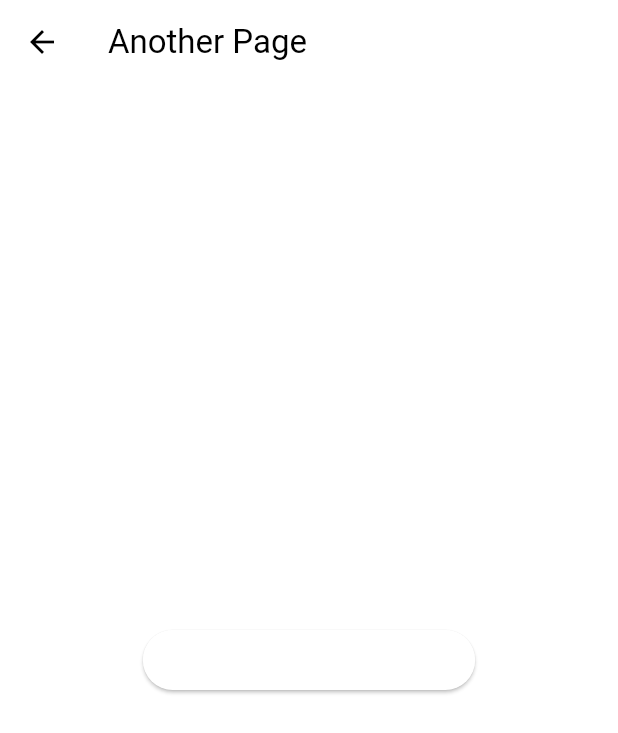
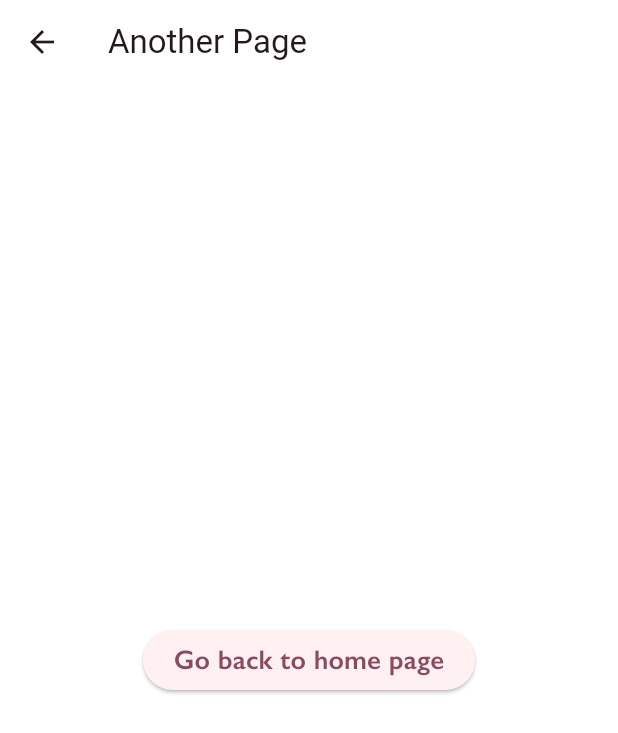
Before and after one commit to kang-theo/clone_test, a Flutter app: the RiverPodExample screen opened directly, after a tap on "Go to another page", on a phone screen of 412 x 824 dp. Shown: the top 733 px of the screen. Run offline on Flutter 3.47's test engine with Material 3 defaults, Android fonts, the light colour scheme and no system bars; our stand-ins replace flutter_riverpod, smooth_page_indicator.

Commit message:
refactor: refactor constants & themes

```diff
--- a/lib/main.dart
+++ b/lib/main.dart
@@ -2,7 +2,7 @@
 import 'package:flutter_riverpod/flutter_riverpod.dart';
 import 'package:mwu/routes/router_delegate.dart';
 import 'package:mwu/routes/router_info_parser.dart';
-import 'package:mwu/theme/theme.dart';
+import 'package:mwu/theme/theme_manager.dart';
 
 void main() {
   runApp(
@@ -33,7 +33,7 @@
   Widget build(BuildContext context) {
     return MaterialApp.router(
       title: 'MWU',
-      theme: AppTheme.theme,
+      theme: mwuTheme,
       routerDelegate: _routerDelegate,
       routeInformationParser: _routerInformationParser,
       debugShowCheckedModeBanner: false,
--- a/lib/scenes/app_launch/widgets/intro_slides.dart
+++ b/lib/scenes/app_launch/widgets/intro_slides.dart
@@ -2,10 +2,11 @@
 import 'dart:developer';
 
 import 'package:flutter/material.dart';
-import 'package:mwu/constants/colors.dart';
 import 'package:mwu/constants/images.dart';
 import 'package:mwu/constants/paddings.dart';
 import 'package:mwu/constants/texts.dart';
+import 'package:mwu/theme/color_manager.dart';
+import 'package:mwu/theme/theme_manager.dart';
 import 'package:smooth_page_indicator/smooth_page_indicator.dart';
 
 class IntroSlides extends StatefulWidget {
@@ -18,16 +19,18 @@
 }
 
 class _IntroSlidesState extends State<IntroSlides> {
-  int currentPageIndex = 1000;
+  // set as 1000000 as initial page index
+  // to leave enough buffer for backward swiping
+  int currentPageIndex = 1000000;
   final PageController pageController = PageController(initialPage: 1000);
 
   @override
   Widget build(BuildContext context) {
-    final appTitle = MWUTexts.launchFlowTexts.appTitle;
-    final primaryColor = Theme.of(context).colorScheme.primary;
-    final appTitleStyle = Theme.of(context).textTheme.titleSmall?.copyWith(
-          color: primaryColor,
-        );
+    final appTitle = context.appTitle;
+    final primaryColor = context.colorScheme.white;
+    final appTitleStyle = context.textTheme.titleSmall?.copyWith(
+      color: primaryColor,
+    );
     final appTitleBoldStyle = appTitleStyle?.copyWith(
       fontWeight: FontWeight.w700,
     );
@@ -125,7 +128,7 @@
   }
 
   List<Widget> buildSlideImages(BuildContext context) {
-    return MWUImages.launchFlow.introSlideImages.map(
+    return context.introSlideImages.map(
       (String imageUrl) {
         precacheImage(AssetImage(imageUrl), context);
         return SizedBox(
@@ -151,7 +154,7 @@
   @override
   Widget build(BuildContext context) {
     final slideImages = buildSlideImages(context);
-    final slideTexts = MWUTexts.launchFlowTexts.introSlideTexts;
+    final slideTexts = context.introSlideTexts;
 
     return Listener(
       onPointerDown: (_) {
@@ -170,7 +173,7 @@
           final pageCount = index % slideImages.length;
           final slideText = slideTexts[pageCount];
           final title = slideText.title;
-          final subTitle = slideText.subTitle;
+          final subTitle = slideText.description;
           final slideImage = slideImages[pageCount];
 
           return Stack(
@@ -201,8 +204,8 @@
 
   @override
   Widget build(BuildContext context) {
-    final textTheme = Theme.of(context).textTheme;
-    final primaryColor = Theme.of(context).colorScheme.primary;
+    final textTheme = context.textTheme;
+    final primaryColor = context.colorScheme.white;
     final slideTitleStyle = textTheme.headlineMedium?.copyWith(
       color: primaryColor,
     );
@@ -247,7 +250,8 @@
 
   @override
   Widget build(BuildContext context) {
-    final slideImages = MWUImages.launchFlow.introSlideImages;
+    final slideImages = context.introSlideImages;
+    final colorScheme = context.colorScheme;
 
     return SmoothPageIndicator(
       controller: pageController,
@@ -264,14 +268,14 @@
           curve: Curves.ease,
         );
       },
-      effect: const ExpandingDotsEffect(
+      effect: ExpandingDotsEffect(
         expansionFactor: 3,
         spacing: 4,
         radius: 16,
         dotWidth: 8,
         dotHeight: 8,
-        dotColor: MWUColors.grey300,
-        activeDotColor: MWUColors.white,
+        dotColor: colorScheme.grey300,
+        activeDotColor: colorScheme.white,
         paintStyle: PaintingStyle.fill,
       ),
     );
--- a/lib/theme/color_theme.dart
+++ /dev/null
@@ -1,11 +0,0 @@
-import 'package:flutter/material.dart';
-import 'package:mwu/constants/colors.dart';
-
-class AppColorScheme {
-  static ColorScheme get scheme => const ColorScheme.light(
-        primary: MWUColors.white,
-        onPrimary: MWUColors.black,
-        secondary: MWUColors.black,
-        onSecondary: MWUColors.white,
-      );
-}
--- a/lib/theme/theme.dart
+++ /dev/null
@@ -1,10 +0,0 @@
-import 'package:flutter/material.dart';
-import 'package:mwu/theme/color_theme.dart';
-import 'package:mwu/theme/text_theme.dart';
-
-class AppTheme {
-  static ThemeData get theme => ThemeData(
-        textTheme: AppTextTheme.theme,
-        colorScheme: AppColorScheme.scheme,
-      );
-}
--- /dev/null
+++ b/lib/theme/theme_manager.dart
@@ -0,0 +1,54 @@
+import 'package:flutter/material.dart';
+import 'package:mwu/theme/color_manager.dart';
+import 'package:mwu/theme/text_style_manager.dart';
+
+final ColorScheme _colors = ColorScheme.fromSeed(seedColor: Colors.transparent);
+
+final ThemeData mwuTheme = ThemeData(
+  textTheme: AppTextTheme.theme,
+  brightness: Brightness.light,
+  colorScheme: _colors,
+  scaffoldBackgroundColor: _colors.white,
+  dialogBackgroundColor: _colors.white,
+  splashColor: _colors.transparent,
+  hoverColor: _colors.transparent,
+  focusColor: _colors.transparent,
+  hintColor: _colors.transparent,
+  highlightColor: _colors.transparent,
+  dialogTheme: DialogTheme(
+    backgroundColor: _colors.white,
+  ),
+  primaryColor: _colors.white,
+  bottomAppBarTheme: BottomAppBarTheme(
+    color: _colors.white,
+  ),
+  bottomNavigationBarTheme: BottomNavigationBarThemeData(
+    backgroundColor: _colors.white,
+    type: BottomNavigationBarType.fixed,
+    showSelectedLabels: true,
+    showUnselectedLabels: true,
+    selectedItemColor: _colors.primary,
+    unselectedItemColor: _colors.grey300,
+    selectedIconTheme: const IconThemeData(
+      size: 24,
+    ),
+    selectedLabelStyle: const TextStyle(
+      fontSize: 12,
+      fontWeight: FontWeight.normal,
+    ),
+    unselectedLabelStyle: const TextStyle(
+      fontSize: 12,
+      fontWeight: FontWeight.normal,
+    ),
+  ),
+  appBarTheme: AppBarTheme(
+    backgroundColor: _colors.white,
+    elevation: 0,
+  ),
+);
+
+extension ThemeGetter on BuildContext {
+  ThemeData get theme => Theme.of(this);
+  ColorScheme get colorScheme => theme.colorScheme;
+  TextTheme get textTheme => theme.textTheme;
+}
```
Also changed, not shown: lib/common/widgets/base_button.dart (+6 -3 lines), lib/constants/colors.dart (deleted, +0 -23 lines), lib/constants/images.dart (+3 -8 lines), lib/constants/texts.dart (+16 -21 lines), lib/scenes/app_launch/views/splash_page_view.dart (+7 -5 lines), lib/theme/color_manager.dart (added, +29 -0 lines), lib/theme/text_style_manager.dart (renamed from lib/theme/text_theme.dart).
